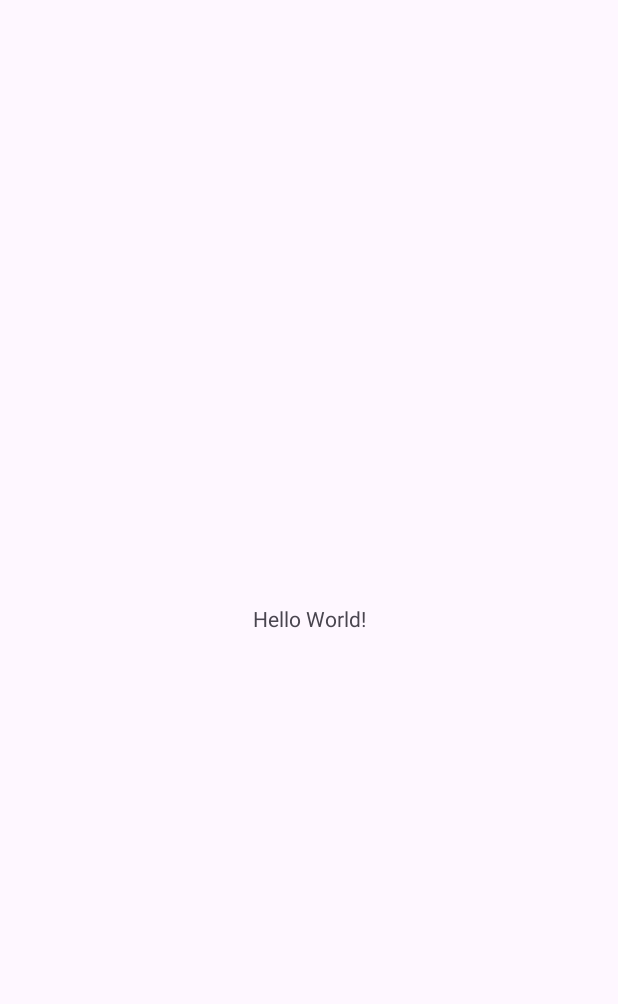
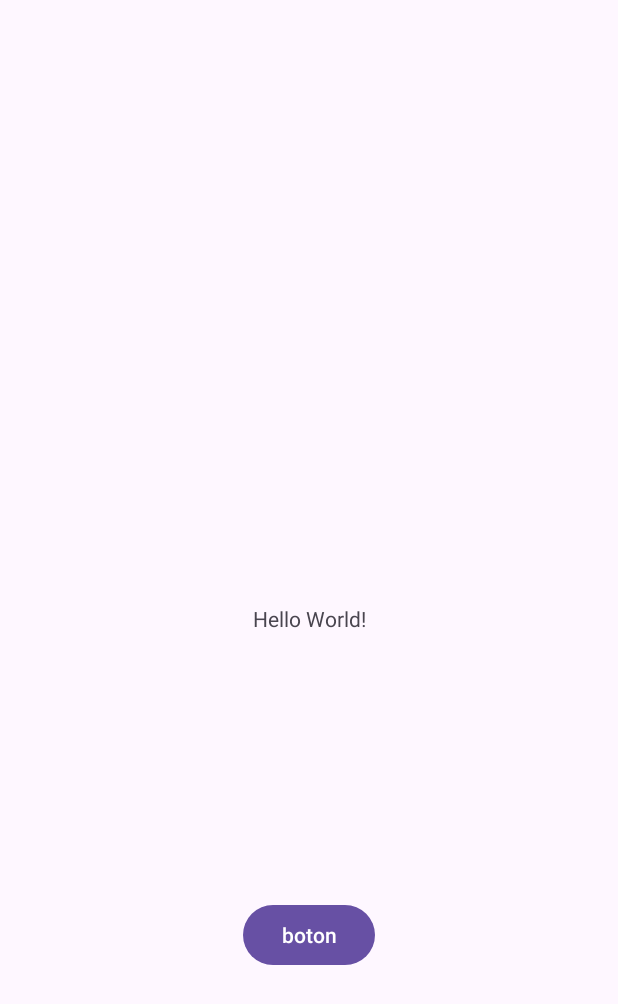
Before and after one commit to Arnoldo1305/LSM, an Android app: the screen it shows after launch (MainActivity), on a phone screen of 412 x 824 dp. Before the commit the part shown is almost empty. Shown: the top 1004 px of the screen. Run offline under Robolectric (Android 15) with nearby library versions, the phone set to English and light mode, and no system bars.

Commit message:
commit boton

```diff
--- a/app/src/main/res/layout/activity_main.xml
+++ b/app/src/main/res/layout/activity_main.xml
@@ -7,13 +7,23 @@
     tools:context=".MainActivity">
 
     <TextView
+        android:id="@+id/textView2"
         android:layout_width="wrap_content"
         android:layout_height="wrap_content"
         android:text="Hello World!"
         app:layout_constraintBottom_toBottomOf="parent"
         app:layout_constraintEnd_toEndOf="parent"
         app:layout_constraintStart_toStartOf="parent"
-
         app:layout_constraintTop_toTopOf="parent" />
 
+    <Button
+        android:id="@+id/button2"
+        android:layout_width="wrap_content"
+        android:layout_height="wrap_content"
+        android:text="boton"
+        app:layout_constraintBottom_toBottomOf="parent"
+        app:layout_constraintEnd_toEndOf="parent"
+        app:layout_constraintStart_toStartOf="parent"
+        app:layout_constraintTop_toBottomOf="@+id/textView2" />
+
 </androidx.constraintlayout.widget.ConstraintLayout>
```
